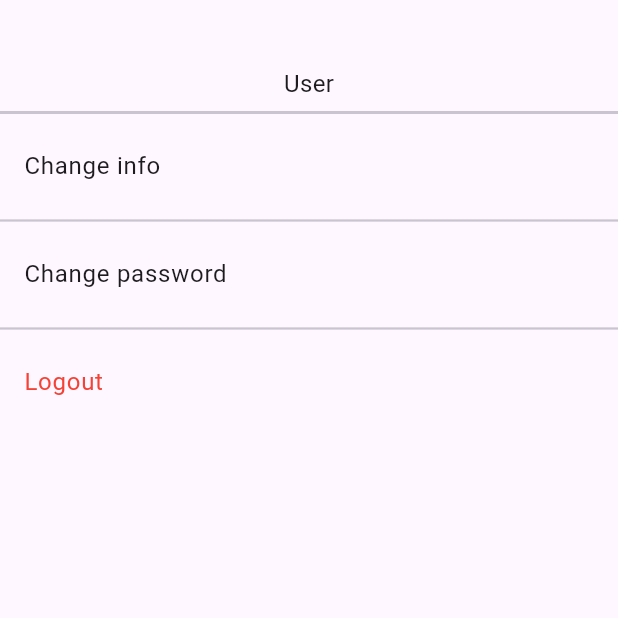
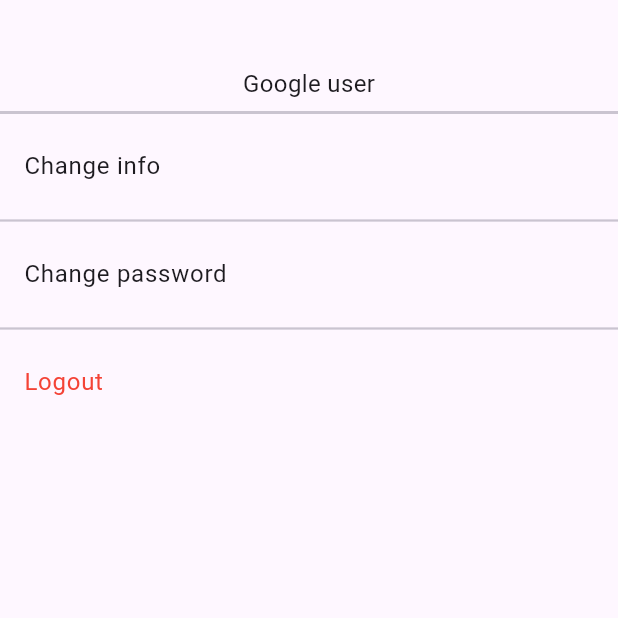
Before and after one commit to qadis1dev/wetland, a Flutter app: the Root screen opened directly, item 3 of the bottom bar chosen, on a phone screen of 412 x 824 dp, the top half of it. Run offline on Flutter 3.47's test engine with Material 3 defaults, Android fonts, the light colour scheme and no system bars; our stand-ins replace cloud_firestore, cloud_functions, firebase_auth, firebase_core, google_sign_in; accounts and stored records are empty.

Commit message:
added google auth

```diff
--- a/lib/screens/logged.dart
+++ b/lib/screens/logged.dart
@@ -1,4 +1,4 @@
-// ignore_for_file: use_build_context_synchronously, prefer_typing_uninitialized_variables
+// ignore_for_file: use_build_context_synchronously, prefer_typing_uninitialized_variables, prefer_const_literals_to_create_immutables
 
 import 'package:app/root.dart';
 import 'package:app/screens/add_admin.dart';
@@ -18,7 +18,7 @@
   bool loading = true;
   getUserData() async {
     final uid = FirebaseAuth.instance.currentUser!.uid;
-    print(uid);
+    print(FirebaseAuth.instance.currentUser!.displayName);
     final db = FirebaseFirestore.instance;
     final data1 = await db.collection("users").doc(uid).get();
     return setState(() {
@@ -46,7 +46,7 @@
           ),
           Center(
             child: Text(
-              "${data["first_name"]} ${data["last_name"]}",
+              "${data["full_name"]}",
               style: TextStyle(
                 fontSize: 20,
                 fontWeight: FontWeight.bold
@@ -55,7 +55,7 @@
           ),
           Center(
             child: Text(
-              data["user_type"] == 0 ? "Super Admin" : data["user_type"] == 1 ? "Admin" : "User",
+              data["user_type"] == 0 ? "Super Admin" : data["user_type"] == 1 ? "Admin" : data["account_type"] == "email" ? "Email user" : "Google user",
               style: TextStyle(
                 fontSize: 16
               ),
@@ -64,6 +64,10 @@
           Divider(
             thickness: 2,
           ),
+          data["account_type"] == "google"
+          ? SizedBox()
+          : Column(
+            children: [
               ListTile(
                 title: Text("Change info"),
               ),
@@ -75,6 +79,8 @@
               ),
               Divider(
                 thickness: 1.5,
+              ),
+            ],
           ),
           data["user_type"] == 0
           ? ListTile(
--- a/lib/screens/register.dart
+++ b/lib/screens/register.dart
@@ -34,8 +34,7 @@
       await db.collection("users").doc(creds.user?.uid).set({
         "uid": creds.user?.uid,
         "email": emailController.text,
-        "first_name": fNameController.text,
-        "last_name": lNameController.text,
+        "full_name": "${fNameController.text} ${lNameController.text}",
         "user_type": 2,
         "account_type": "email"
       });
```
Also changed, not shown: lib/screens/not_logged.dart (+29 -18 lines). Lines whose indentation alone changed are shown as unchanged.
